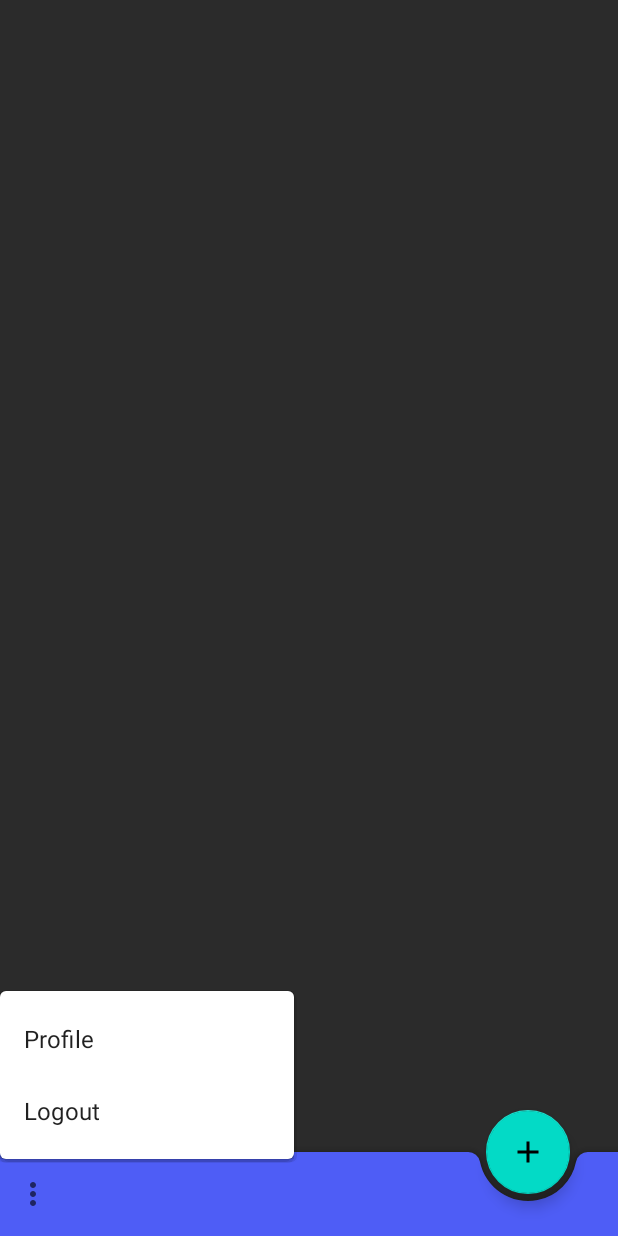
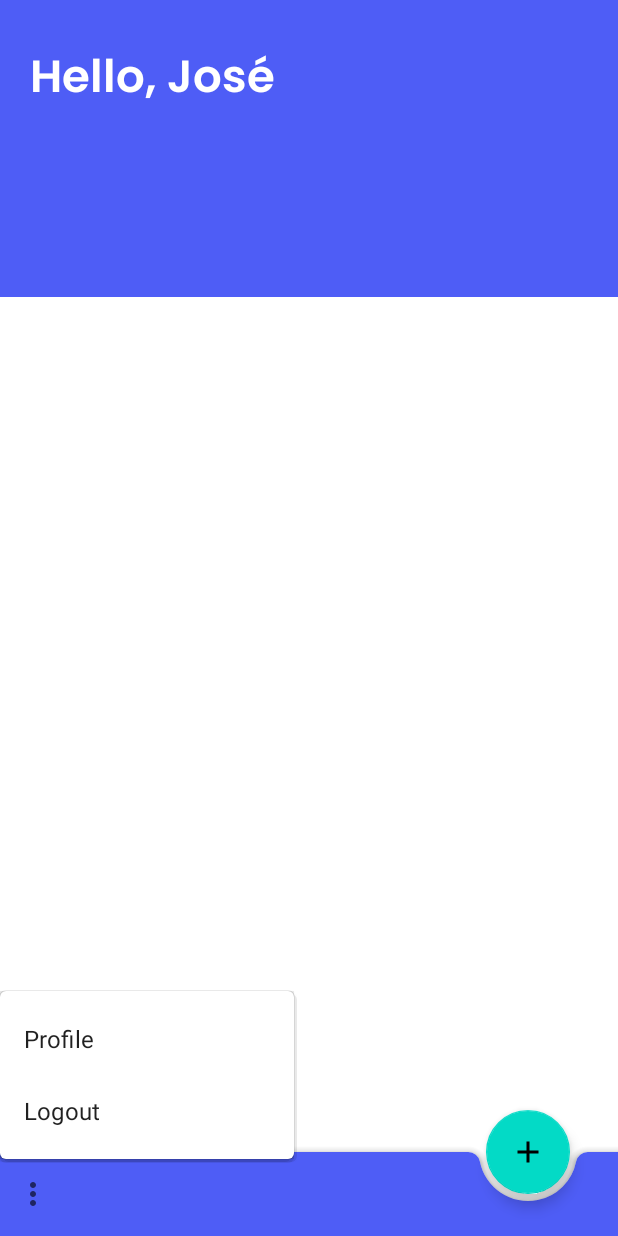
Before and after one commit to joseclaudenir22/TaskMe, an Android app: the screen it shows after launch once a user with an empty profile is signed in (MainActivity), with the options menu open, on a phone screen of 412 x 824 dp. Run offline under Robolectric (Android 15) with nearby library versions, the phone set to English and light mode, and no system bars; our stand-ins replace Firebase (no records; nobody signed in at launch, a user with empty details on screens opened directly).

Commit message:
alterando home page

```diff
--- a/app/build.gradle
+++ b/app/build.gradle
@@ -35,7 +35,7 @@ dependencies {
     implementation 'androidx.appcompat:appcompat:1.0.2'
     implementation 'androidx.constraintlayout:constraintlayout:1.1.3'
     implementation 'com.google.android.material:material:1.0.0'
-    implementation 'com.google.android.material:material:1.0.0-rc02'
+
     implementation 'androidx.legacy:legacy-support-v4:1.0.0'
     implementation 'androidx.recyclerview:recyclerview:1.1.0'
     implementation 'org.jetbrains:annotations-java5:15.0'
--- /dev/null
+++ b/app/src/main/res/font/poppins_semibold.xml
@@ -0,0 +1,7 @@
+<?xml version="1.0" encoding="utf-8"?>
+<font-family xmlns:app="http://schemas.android.com/apk/res-auto"
+        app:fontProviderAuthority="com.google.android.gms.fonts"
+        app:fontProviderPackage="com.google.android.gms"
+        app:fontProviderQuery="name=Poppins&amp;weight=600"
+        app:fontProviderCerts="@array/com_google_android_gms_fonts_certs">
+</font-family>
--- a/app/src/main/res/layout/activity_main.xml
+++ b/app/src/main/res/layout/activity_main.xml
@@ -10,29 +10,7 @@
 
     <include layout="@layout/content_main" />
 
-    <com.google.android.material.bottomappbar.BottomAppBar
-        android:id="@+id/bottomAppBar"
-        android:layout_width="match_parent"
-        android:layout_height="wrap_content"
-        android:layout_gravity="bottom"
-        android:backgroundTint="@color/colorAccent"
-        android:importantForAccessibility="auto"
-        android:isScrollContainer="false"
-        android:keepScreenOn="false"
-        app:fabAlignmentMode="end"
-        app:fabAnimationMode="slide"
-        app:hideOnScroll="true"
-        app:layout_scrollFlags="scroll|enterAlways"
-        app:menu="@menu/bottom_app_bar" />
 
-
-    <com.google.android.material.floatingactionbutton.FloatingActionButton
-        android:id="@+id/fab"
-        android:layout_width="wrap_content"
-        android:layout_height="wrap_content"
-        android:src="@drawable/fab_add"
-        app:hideOnScroll="true"
-        app:layout_anchor="@id/bottomAppBar" />
 
 
 </androidx.coordinatorlayout.widget.CoordinatorLayout>
--- a/app/src/main/res/layout/content_main.xml
+++ b/app/src/main/res/layout/content_main.xml
@@ -1,18 +1,47 @@
 <?xml version="1.0" encoding="utf-8"?>
-<LinearLayout xmlns:android="http://schemas.android.com/apk/res/android"
+<androidx.coordinatorlayout.widget.CoordinatorLayout xmlns:android="http://schemas.android.com/apk/res/android"
     xmlns:app="http://schemas.android.com/apk/res-auto"
     xmlns:tools="http://schemas.android.com/tools"
     android:layout_width="match_parent"
     android:layout_height="match_parent"
-    android:background="#2B2B2B"
-    app:layout_behavior="@string/appbar_scrolling_view_behavior"
     tools:context=".MainActivity"
     tools:showIn="@layout/activity_main">
 
-    <androidx.recyclerview.widget.RecyclerView
+
+    <androidx.core.widget.NestedScrollView
+        android:layout_width="match_parent"
+        android:layout_height="match_parent"
+        android:orientation="vertical">
+
+        <LinearLayout
+            android:layout_width="match_parent"
+            android:layout_height="match_parent"
+            android:orientation="vertical">
+
+
+        <View
+            android:id="@+id/view"
+            android:layout_width="match_parent"
+            android:layout_height="198dp"
+            android:background="@color/colorAccent"
+            />
+
+
+        <TextView
+            android:layout_width="wrap_content"
+            android:layout_height="wrap_content"
+            android:layout_marginLeft="20dp"
+            android:layout_marginTop="-170dp"
+            android:fontFamily="@font/poppins_semibold"
+            android:text="Hello, José"
+            android:textColor="#ffffff"
+            android:textSize="30sp" />
+
+        <androidx.recyclerview.widget.RecyclerView
         android:id="@+id/recyclerView"
         android:layout_width="match_parent"
-        android:layout_height="wrap_content"
+        android:layout_height="match_parent"
+            android:layout_weight="1"
         android:layout_marginLeft="12dp"
         android:layout_marginTop="60dp"
         android:layout_marginRight="12dp"
@@ -21,4 +50,35 @@
 
         app:layoutManager="androidx.recyclerview.widget.LinearLayoutManager" />
 
-</LinearLayout>
+        </LinearLayout>
+
+    </androidx.core.widget.NestedScrollView>
+
+    <com.google.android.material.bottomappbar.BottomAppBar
+        android:id="@+id/bottomAppBar"
+        android:layout_width="match_parent"
+        android:layout_height="wrap_content"
+        android:layout_gravity="bottom"
+        android:backgroundTint="@color/colorAccent"
+        android:importantForAccessibility="auto"
+        android:isScrollContainer="false"
+        android:keepScreenOn="false"
+        app:fabAlignmentMode="end"
+        app:fabAnimationMode="slide"
+        app:layout_scrollFlags="scroll|enterAlways"
+        app:menu="@menu/menu_main"
+        />
+
+    <com.google.android.material.floatingactionbutton.FloatingActionButton
+        android:id="@+id/fab"
+        android:layout_width="wrap_content"
+        android:layout_height="wrap_content"
+        android:src="@drawable/fab_add"
+        android:scaleType="centerCrop"
+        app:layout_anchor="@id/bottomAppBar"
+        />
+
+
+
+
+</androidx.coordinatorlayout.widget.CoordinatorLayout>
--- a/app/src/main/res/values/preloaded_fonts.xml
+++ b/app/src/main/res/values/preloaded_fonts.xml
@@ -4,5 +4,6 @@
         <item>@font/poppins</item>
         <item>@font/poppins_light</item>
         <item>@font/poppins_medium</item>
+        <item>@font/poppins_semibold</item>
     </array>
 </resources>
--- a/build.gradle
+++ b/build.gradle
@@ -11,7 +11,7 @@ buildscript {
 
     }
     dependencies {
-        classpath 'com.android.tools.build:gradle:4.1.0'
+        classpath 'com.android.tools.build:gradle:4.1.1'
         classpath 'com.google.gms:google-services:4.3.3'
 
         // NOTE: Do not place your application dependencies here; they belong
```
